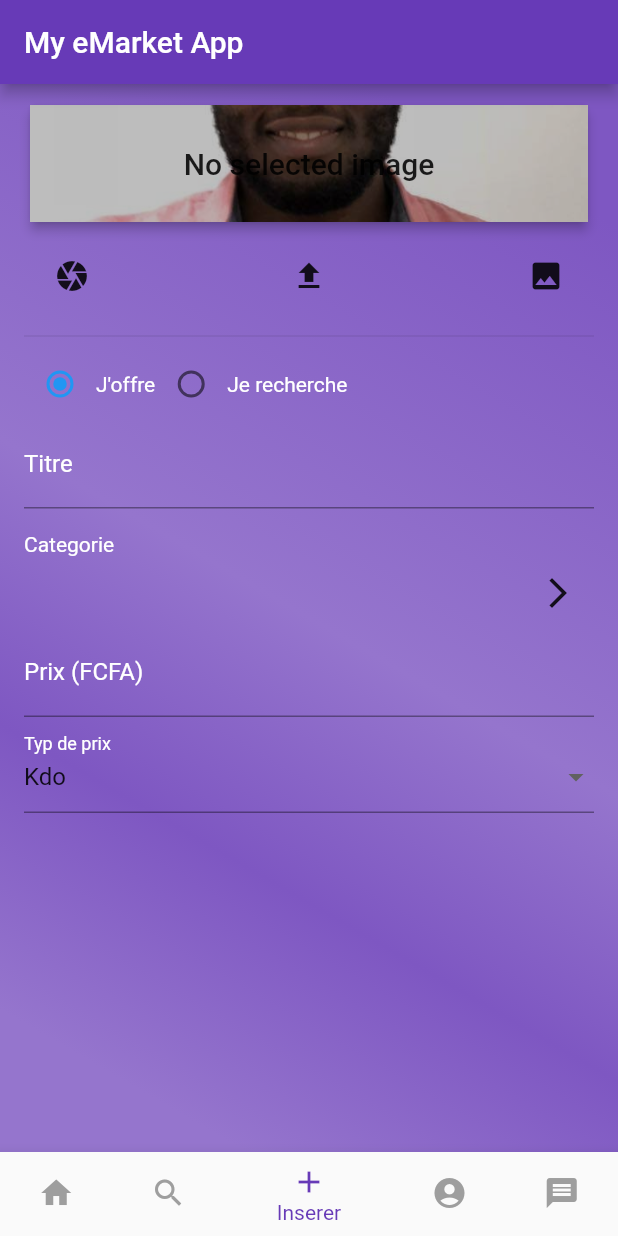
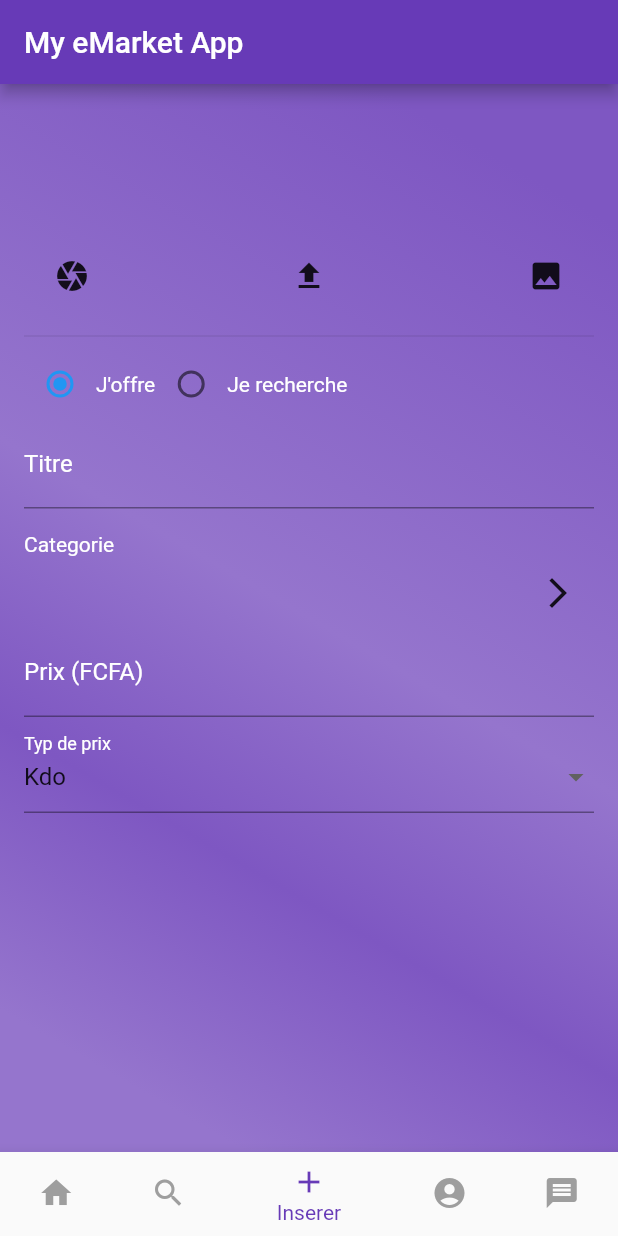
Before and after one commit to DuclosNgassa/eMarket_app, a Flutter app: the screen it shows after launch, item 3 of the bottom bar chosen, after a tap on the "file upload" icon, on a phone screen of 412 x 824 dp. Run offline on Flutter 3.47's test engine with Material 2 defaults, Android fonts, the phone set to English and light mode, and no system bars; our stand-ins replace image_picker; missing offline and left inert: multi_image_picker; network calls fail.

Commit message:
multi-image upload for a post

```diff
--- a/lib/form/post_form.dart
+++ b/lib/form/post_form.dart
@@ -41,9 +41,12 @@ class CustomFormState extends State<PostForm> {
   FormValidator formValidator = new FormValidator();
   Post newPost = new Post();
   File imageFile;
+  List<File> images = List<File>();
+
   final scaffoldKey = new GlobalKey<ScaffoldState>();
+
 //  static const baseUrl = 'http://192.168.2.120:3000/images';
-  String _imageUrl = "";
+  List<String> _imageUrls = List<String>();
 
   CustomFormState(this.color);
 
@@ -70,7 +73,10 @@ class CustomFormState extends State<PostForm> {
               child: Column(
                 crossAxisAlignment: CrossAxisAlignment.start,
                 children: <Widget>[
-                  _buildPreviewImage(),
+                  //_buildPreviewImage(),
+                  Expanded(
+                    child: buildGridView(),
+                  ),
                   _buildButtons(),
                 ],
               ),
@@ -280,6 +286,7 @@ class CustomFormState extends State<PostForm> {
   }
 */
 
+/*
   Widget _buildPreviewImage() {
     return new Expanded(
       child: new Card(
@@ -314,6 +321,22 @@ class CustomFormState extends State<PostForm> {
       ),
     );
   }
+*/
+
+  Widget buildGridView() {
+    return GridView.count(
+      crossAxisCount: 3,
+      children: List.generate(images.length, (index) {
+        File asset = images[index];
+        return new Container(
+          constraints: new BoxConstraints.expand(),
+          child: new Image.file(asset, fit: BoxFit.cover),
+          width: 300,
+          height: 300,
+        );
+      }),
+    );
+  }
 
   Widget _buildButtons() {
     return new Padding(
@@ -344,6 +367,7 @@ class CustomFormState extends State<PostForm> {
 
   _takePhoto() async {
     imageFile = await ImagePicker.pickImage(source: ImageSource.camera);
+    images.add(imageFile);
     setState(() {});
   }
 
@@ -354,7 +378,12 @@ class CustomFormState extends State<PostForm> {
       );
 
   _uploadImage() async {
+/*
     if (imageFile == null) {
+      return _showSnackbar('Please select image');
+    }
+*/
+    if (images.isEmpty) {
       return _showSnackbar('Please select image');
     }
 
@@ -370,8 +399,10 @@ class CustomFormState extends State<PostForm> {
 
     try {
       final url = Uri.parse(URL_IMAGES_UPLOAD);
-      final fileName = path.basename(imageFile.path);
-      final bytes = await compute(compress, imageFile.readAsBytesSync());
+      //BEGIN LOOP
+      for (var file in images) {
+        var fileName = path.basename(file.path);
+        var bytes = await compute(compress, file.readAsBytesSync());
 
         var request = http.MultipartRequest('POST', url)
           ..files.add(
@@ -385,14 +416,18 @@ class CustomFormState extends State<PostForm> {
         var response = await request.send();
         var decoded = await response.stream.bytesToString().then(json.decode);
 
-      Navigator.pop(context);
+        //Navigator.pop(context);
         if (response.statusCode == HttpStatus.OK) {
-        _imageUrl = '$SERVER_URL/${decoded['path']}';
+          _imageUrls.add('$SERVER_URL/${decoded['path']}');
 
-        _showSnackbar('Image uploaded, imageUrl = $SERVER_URL/${decoded['path']}');
+          _showSnackbar(
+              'Image uploaded, imageUrl = $SERVER_URL/${decoded['path']}');
         } else {
           _showSnackbar('Image failed: ${decoded['message']}');
         }
+      }
+      Navigator.pop(context); //TODO Check this
+      //END LOOP
     } catch (e) {
       Navigator.pop(context);
       _showSnackbar('Image failed: $e');
@@ -401,6 +436,7 @@ class CustomFormState extends State<PostForm> {
 
   _selectGalleryImage() async {
     imageFile = await ImagePicker.pickImage(source: ImageSource.gallery);
+    images.add(imageFile);
     setState(() {});
   }
 
@@ -419,19 +455,33 @@ class CustomFormState extends State<PostForm> {
       newPost.categorieid = 1;
       newPost.post_typ = _postTyp;
 
-      Post testPost = Post(id: 2,title: 'Vélo', created_at: new DateTime(2013, 9, 7, 17, 30), post_typ: PostTyp.offer, description: 'description Vélo', fee: 250000, fee_typ: FeeTyp.negotiable, city: 'Ngaoundal', quarter: 'Gare', status: Status.created, rating: 6, userid: 2, categorieid: 1);
+      Post testPost = Post(
+          id: 2,
+          title: 'Vélo',
+          created_at: new DateTime(2013, 9, 7, 17, 30),
+          post_typ: PostTyp.offer,
+          description: 'description Vélo',
+          fee: 250000,
+          fee_typ: FeeTyp.negotiable,
+          city: 'Ngaoundal',
+          quarter: 'Gare',
+          status: Status.created,
+          rating: 6,
+          userid: 2,
+          categorieid: 1);
       Map<String, dynamic> postParams = testPost.toMap(testPost);
       Post savedPost = await _postService.savePost(postParams);
       await _uploadImage();
 
+      for(var item in _imageUrls){
         MyImage.Image newImage = new MyImage.Image();
         newImage.postid = savedPost.id;
         newImage.created_at = DateTime.now();
-      newImage.image_url = _imageUrl;
-      Map<String, dynamic> imageParams =
-          _imageService.toMap(newImage);
+        newImage.image_url = item;
+        Map<String, dynamic> imageParams = _imageService.toMap(newImage);
         MyImage.Image savedImage =
         await _imageService.saveImage(http.Client(), imageParams);
+      }
 
       //Save ImageUrl and PostId in the DB
 
--- a/pubspec.yaml
+++ b/pubspec.yaml
@@ -26,6 +26,7 @@ dependencies:
   http: ^0.12.0+2
   image_picker: ^0.6.1+4
   image: ^2.1.4
+  multi_image_picker: ^4.5.3
 
 dev_dependencies:
   flutter_test:
```
Also changed, not shown: lib/pages/account/account_page.dart (+84 -5 lines), lib/pages/message/message_page.dart (+45 -6 lines), pubspec.lock. Lines whose indentation alone changed are shown as unchanged.
